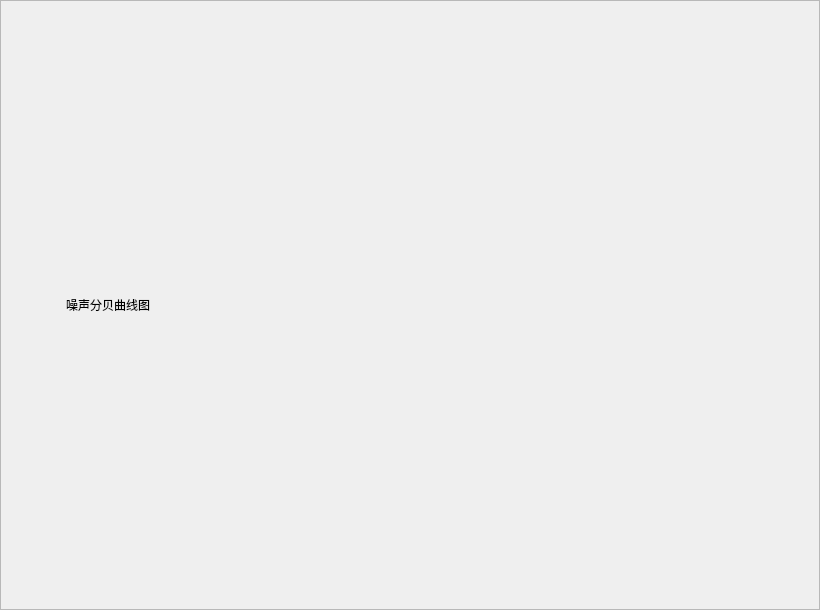
Qt form hfIIMS/src/hfnoisedisplay.ui (lijingping/hfIIMS) before a commit.
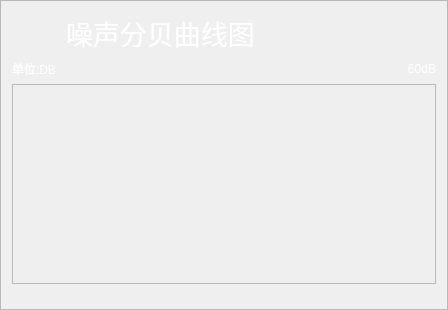
The same form after that commit. Icons and pictures are not drawn.

Commit message: modify temperture,wet and noise ui.

The edit to the form file:
```diff
--- a/hfIIMS/src/hfnoisedisplay.ui
+++ b/hfIIMS/src/hfnoisedisplay.ui
@@ -6,8 +6,8 @@
    <rect>
     <x>0</x>
     <y>0</y>
-    <width>820</width>
-    <height>610</height>
+    <width>448</width>
+    <height>310</height>
    </rect>
   </property>
   <property name="windowTitle">
@@ -19,12 +19,8 @@
   <property name="frameShadow">
    <enum>QFrame::Raised</enum>
   </property>
-  <layout class="QVBoxLayout" name="verticalLayout_2">
-   <item>
-    <layout class="QVBoxLayout" name="verticalLayout">
-     <item>
-      <layout class="QHBoxLayout" name="horizontalLayout">
-       <item>
+  <layout class="QFormLayout" name="formLayout">
+   <item row="0" column="0">
         <widget class="QLabel" name="noise_icon">
          <property name="minimumSize">
           <size>
@@ -38,27 +34,106 @@
            <height>42</height>
           </size>
          </property>
+     <property name="styleSheet">
+      <string notr="true">image: url(:/img/noise.png);</string>
+     </property>
          <property name="text">
           <string/>
          </property>
         </widget>
        </item>
-       <item>
+   <item row="0" column="1">
         <widget class="QLabel" name="noise_display_hint">
          <property name="font">
           <font>
-           <family>黑体</family>
-          </font>
-         </property>
+       <family>方正黑体简体</family>
+       <pointsize>20</pointsize>
+       <weight>50</weight>
+       <italic>false</italic>
+       <bold>false</bold>
+      </font>
+     </property>
+     <property name="styleSheet">
+      <string notr="true">font: 20pt &quot;方正黑体简体&quot;;
+color: rgb(255, 255, 255);</string>
+     </property>
          <property name="text">
           <string>噪声分贝曲线图</string>
          </property>
         </widget>
        </item>
-      </layout>
+   <item row="1" column="0" colspan="2">
+    <layout class="QHBoxLayout" name="horizontalLayout_2">
+     <item>
+      <widget class="QLabel" name="noise_unit">
+       <property name="minimumSize">
+        <size>
+         <width>0</width>
+         <height>0</height>
+        </size>
+       </property>
+       <property name="maximumSize">
+        <size>
+         <width>16777215</width>
+         <height>16777215</height>
+        </size>
+       </property>
+       <property name="styleSheet">
+        <string notr="true">font: 10pt &quot;方正黑体简体&quot;;
+color: rgb(255, 255, 255);</string>
+       </property>
+       <property name="text">
+        <string>单位:DB</string>
+       </property>
+      </widget>
      </item>
+     <item>
+      <widget class="QLabel" name="noise_desc">
+       <property name="maximumSize">
+        <size>
+         <width>16777215</width>
+         <height>16777215</height>
+        </size>
+       </property>
+       <property name="styleSheet">
+        <string notr="true">color: rgb(255, 255, 255);
+font:20pt &quot;方正黑体简体&quot;;</string>
+       </property>
+       <property name="text">
+        <string>60dB</string>
+       </property>
+       <property name="alignment">
+        <set>Qt::AlignRight|Qt::AlignTrailing|Qt::AlignVCenter</set>
+       </property>
+      </widget>
+     </item>
     </layout>
    </item>
+   <item row="2" column="0" colspan="2">
+    <widget class="QFrame" name="frame">
+     <property name="minimumSize">
+      <size>
+       <width>0</width>
+       <height>200</height>
+      </size>
+     </property>
+     <property name="maximumSize">
+      <size>
+       <width>16777215</width>
+       <height>200</height>
+      </size>
+     </property>
+     <property name="styleSheet">
+      <string notr="true">border-image: url(:/img/noise_frame.png);</string>
+     </property>
+     <property name="frameShape">
+      <enum>QFrame::StyledPanel</enum>
+     </property>
+     <property name="frameShadow">
+      <enum>QFrame::Raised</enum>
+     </property>
+    </widget>
+   </item>
   </layout>
  </widget>
  <resources/>
```
Lines whose indentation alone changed are shown as unchanged. The commit also changes 20 other files.
